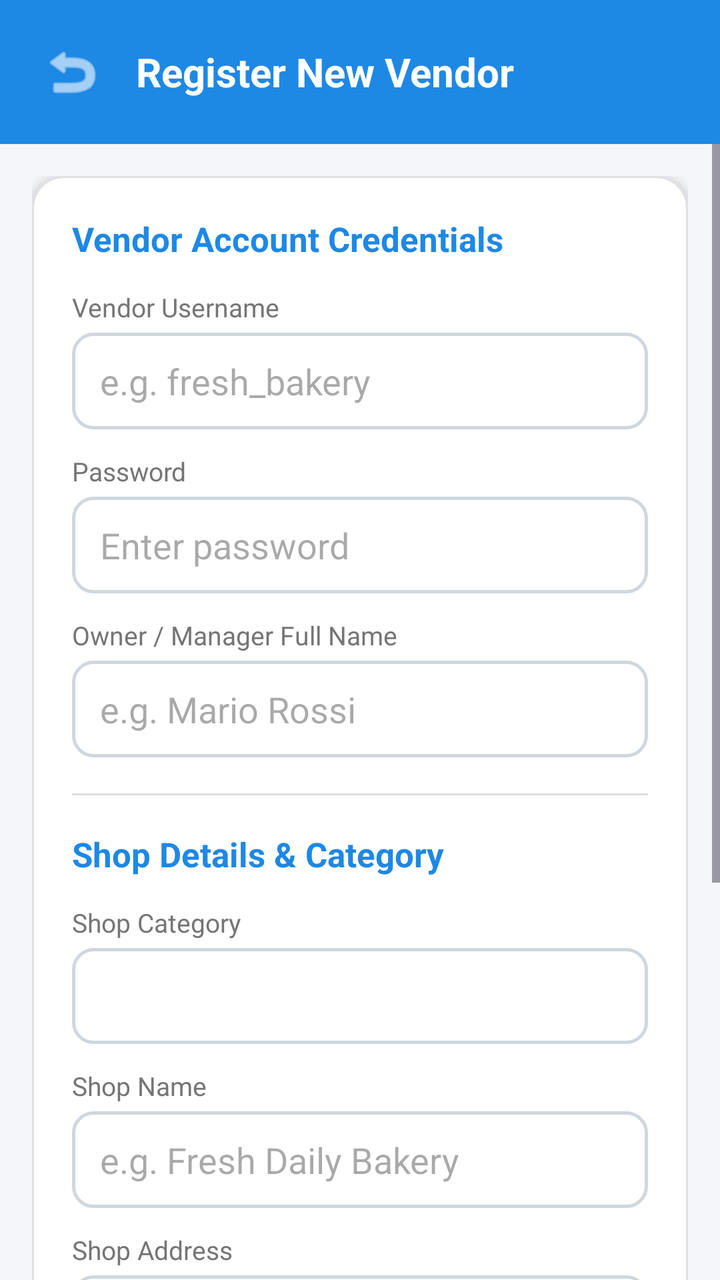
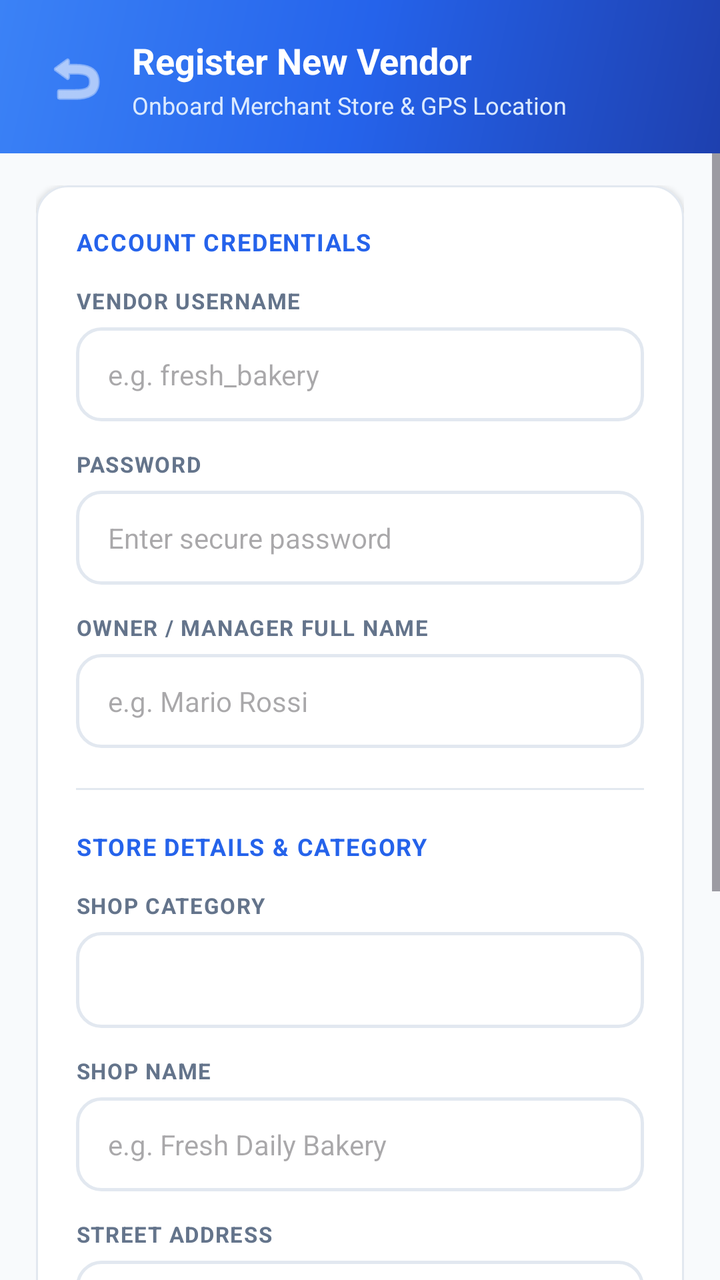

Two renders of the same Android screen: before a commit and after it. Below are the layout's source before the change and the commit's diff.
<!-- AndroidManifest.xml: application theme Theme.LocalVendorDelivery -->
<!-- res/layout/activity_admin_register_vendor.xml -->
<?xml version="1.0" encoding="utf-8"?>
<LinearLayout xmlns:android="http://schemas.android.com/apk/res/android"
    xmlns:app="http://schemas.android.com/apk/res-auto"
    android:layout_width="match_parent"
    android:layout_height="match_parent"
    android:orientation="vertical"
    android:background="@color/colorBackground">

    
    <LinearLayout
        android:layout_width="match_parent"
        android:layout_height="wrap_content"
        android:orientation="horizontal"
        android:background="@color/colorPrimary"
        android:padding="16dp"
        android:gravity="center_vertical">

        <ImageButton
            android:id="@+id/btnBack"
            android:layout_width="40dp"
            android:layout_height="40dp"
            android:background="?attr/selectableItemBackgroundBorderless"
            android:src="@android:drawable/ic_menu_revert"
            app:tint="#FFFFFF"
            android:contentDescription="Back" />

        <TextView
            android:layout_width="wrap_content"
            android:layout_height="wrap_content"
            android:text="Register New Vendor"
            android:textColor="#FFFFFF"
            android:textSize="20sp"
            android:textStyle="bold"
            android:layout_marginStart="12dp" />
    </LinearLayout>

    <ScrollView
        android:layout_width="match_parent"
        android:layout_height="match_parent">

        <LinearLayout
            android:layout_width="match_parent"
            android:layout_height="wrap_content"
            android:orientation="vertical"
            android:padding="16dp">

            <com.google.android.material.card.MaterialCardView
                android:layout_width="match_parent"
                android:layout_height="wrap_content"
                app:cardCornerRadius="16dp"
                app:cardElevation="3dp"
                app:cardBackgroundColor="#FFFFFF"
                app:strokeColor="@color/dividerColor"
                app:strokeWidth="1dp">

                <LinearLayout
                    android:layout_width="match_parent"
                    android:layout_height="wrap_content"
                    android:orientation="vertical"
                    android:padding="20dp">

                    <TextView
                        android:layout_width="wrap_content"
                        android:layout_height="wrap_content"
                        android:text="Vendor Account Credentials"
                        android:textSize="17sp"
                        android:textStyle="bold"
                        android:textColor="@color/colorPrimary"
                        android:layout_marginBottom="14dp" />

                    <TextView
                        android:layout_width="wrap_content"
                        android:layout_height="wrap_content"
                        android:text="Vendor Username"
                        android:textSize="13sp"
                        android:textColor="@color/colorTextSecondary"
                        android:layout_marginBottom="4dp" />

                    <EditText
                        android:id="@+id/etVendorUsername"
                        android:layout_width="match_parent"
                        android:layout_height="wrap_content"
                        android:hint="e.g. fresh_bakery"
                        android:background="@drawable/bg_edit_text"
                        android:inputType="text"
                        android:layout_marginBottom="12dp" />

                    <TextView
                        android:layout_width="wrap_content"
                        android:layout_height="wrap_content"
                        android:text="Password"
                        android:textSize="13sp"
                        android:textColor="@color/colorTextSecondary"
                        android:layout_marginBottom="4dp" />

                    <EditText
                        android:id="@+id/etVendorPassword"
                        android:layout_width="match_parent"
                        android:layout_height="wrap_content"
                        android:hint="Enter password"
                        android:background="@drawable/bg_edit_text"
                        android:inputType="textPassword"
                        android:layout_marginBottom="12dp" />

                    <TextView
                        android:layout_width="wrap_content"
                        android:layout_height="wrap_content"
                        android:text="Owner / Manager Full Name"
                        android:textSize="13sp"
                        android:textColor="@color/colorTextSecondary"
                        android:layout_marginBottom="4dp" />

                    <EditText
                        android:id="@+id/etVendorFullName"
                        android:layout_width="match_parent"
                        android:layout_height="wrap_content"
                        android:hint="e.g. Mario Rossi"
                        android:background="@drawable/bg_edit_text"
                        android:inputType="textPersonName"
                        android:layout_marginBottom="18dp" />

                    <View
                        android:layout_width="match_parent"
                        android:layout_height="1dp"
                        android:background="@color/dividerColor"
                        android:layout_marginBottom="18dp" />

                    <TextView
                        android:layout_width="wrap_content"
                        android:layout_height="wrap_content"
                        android:text="Shop Details &amp; Category"
                        android:textSize="17sp"
                        android:textStyle="bold"
                        android:textColor="@color/colorPrimary"
                        android:layout_marginBottom="14dp" />

                    <TextView
                        android:layout_width="wrap_content"
                        android:layout_height="wrap_content"
                        android:text="Shop Category"
                        android:textSize="13sp"
                        android:textColor="@color/colorTextSecondary"
                        android:layout_marginBottom="4dp" />

                    <Spinner
                        android:id="@+id/spnVendorCategory"
                        android:layout_width="match_parent"
                        android:layout_height="48dp"
                        android:background="@drawable/bg_edit_text"
                        android:layout_marginBottom="12dp" />

                    <TextView
                        android:layout_width="wrap_content"
                        android:layout_height="wrap_content"
                        android:text="Shop Name"
                        android:textSize="13sp"
                        android:textColor="@color/colorTextSecondary"
                        android:layout_marginBottom="4dp" />

                    <EditText
                        android:id="@+id/etShopName"
                        android:layout_width="match_parent"
                        android:layout_height="wrap_content"
                        android:hint="e.g. Fresh Daily Bakery"
                        android:background="@drawable/bg_edit_text"
                        android:inputType="text"
                        android:layout_marginBottom="12dp" />

                    <TextView
                        android:layout_width="wrap_content"
                        android:layout_height="wrap_content"
                        android:text="Shop Address"
                        android:textSize="13sp"
                        android:textColor="@color/colorTextSecondary"
                        android:layout_marginBottom="4dp" />

                    <EditText
                        android:id="@+id/etShopAddress"
                        android:layout_width="match_parent"
                        android:layout_height="wrap_content"
                        android:hint="e.g. 14th Main St, Sector 2"
                        android:background="@drawable/bg_edit_text"
                        android:inputType="text"
                        android:layout_marginBottom="12dp" />

                    <LinearLayout
                        android:layout_width="match_parent"
                        android:layout_height="wrap_content"
                        android:orientation="horizontal"
                        android:layout_marginBottom="16dp">

                        <LinearLayout
                            android:layout_width="0dp"
                            android:layout_height="wrap_content"
                            android:layout_weight="1"
                            android:orientation="vertical"
                            android:layout_marginEnd="6dp">

                            <TextView
                                android:layout_width="wrap_content"
                                android:layout_height="wrap_content"
                                android:text="Latitude"
                                android:textSize="13sp"
                                android:textColor="@color/colorTextSecondary"
                                android:layout_marginBottom="4dp" />

                            <EditText
                                android:id="@+id/etShopLat"
                                android:layout_width="match_parent"
                                android:layout_height="wrap_content"
                                android:hint="12.9716"
                                android:background="@drawable/bg_edit_text"
                                android:inputType="numberDecimal|numberSigned" />
                        </LinearLayout>

                        <LinearLayout
                            android:layout_width="0dp"
                            android:layout_height="wrap_content"
                            android:layout_weight="1"
                            android:orientation="vertical"
                            android:layout_marginStart="6dp">

                            <TextView
                                android:layout_width="wrap_content"
                                android:layout_height="wrap_content"
                                android:text="Longitude"
                                android:textSize="13sp"
                                android:textColor="@color/colorTextSecondary"
                                android:layout_marginBottom="4dp" />

                            <EditText
                                android:id="@+id/etShopLng"
                                android:layout_width="match_parent"
                                android:layout_height="wrap_content"
                                android:hint="77.5946"
                                android:background="@drawable/bg_edit_text"
                                android:inputType="numberDecimal|numberSigned" />
                        </LinearLayout>
                    </LinearLayout>

                    <Button
                        android:id="@+id/btnQuickCoords"
                        android:layout_width="match_parent"
                        android:layout_height="wrap_content"
                        android:text="📍 Use Current / Default Coordinates"
                        style="@style/Widget.MaterialComponents.Button.OutlinedButton"
                        android:layout_marginBottom="16dp" />

                    <Button
                        android:id="@+id/btnSubmitRegisterVendor"
                        android:layout_width="match_parent"
                        android:layout_height="54dp"
                        android:text="Register Vendor Shop"
                        android:textSize="16sp"
                        android:textStyle="bold"
                        app:cornerRadius="10dp" />

                </LinearLayout>
            </com.google.android.material.card.MaterialCardView>

        </LinearLayout>
    </ScrollView>

</LinearLayout>
<!-- resources referenced by this layout -->
<resources>
  <color name="colorBackground">#F4F6F9</color>
  <color name="colorPrimary">#1E88E5</color>
  <color name="colorTextSecondary">#757575</color>
  <color name="dividerColor">#E0E0E0</color>
  <!-- drawable bg_edit_text (drawable) -->
  <?xml version="1.0" encoding="utf-8"?>
  <shape xmlns:android="http://schemas.android.com/apk/res/android"
      android:shape="rectangle">
      <solid android:color="#FFFFFF" />
      <stroke
          android:width="1.5dp"
          android:color="#D0D7DE" />
      <corners android:radius="10dp" />
      <padding
          android:bottom="12dp"
          android:left="14dp"
          android:right="14dp"
          android:top="12dp" />
  </shape>
  <style name="Theme.LocalVendorDelivery" parent="Base.Theme.LocalVendorDelivery" />
  <style name="Base.Theme.LocalVendorDelivery" parent="Theme.Material3.DayNight.NoActionBar">
          <item name="colorPrimary">@color/colorPrimary</item>
          <item name="colorPrimaryDark">@color/colorPrimaryDark</item>
          <item name="colorAccent">@color/colorAccent</item>
      </style>
  <color name="colorPrimaryDark">#1565C0</color>
  <color name="colorAccent">#FF9800</color>
</resources>

<!-- the commit's change to res/layout/activity_admin_register_vendor.xml (unified diff, before → after) -->
@@ -11,8 +11,11 @@
         android:layout_width="match_parent"
         android:layout_height="wrap_content"
         android:orientation="horizontal"
-        android:background="@color/colorPrimary"
-        android:padding="16dp"
+        android:background="@drawable/bg_header_gradient"
+        android:paddingStart="18dp"
+        android:paddingTop="18dp"
+        android:paddingEnd="18dp"
+        android:paddingBottom="16dp"
         android:gravity="center_vertical">
 
         <ImageButton
@@ -24,32 +27,51 @@
             app:tint="#FFFFFF"
             android:contentDescription="Back" />
 
-        <TextView
-            android:layout_width="wrap_content"
+        <LinearLayout
+            android:layout_width="0dp"
             android:layout_height="wrap_content"
-            android:text="Register New Vendor"
-            android:textColor="#FFFFFF"
-            android:textSize="20sp"
-            android:textStyle="bold"
-            android:layout_marginStart="12dp" />
+            android:layout_weight="1"
+            android:orientation="vertical"
+            android:layout_marginStart="8dp">
+
+            <TextView
+                android:layout_width="wrap_content"
+                android:layout_height="wrap_content"
+                android:text="Register New Vendor"
+                android:textColor="#FFFFFF"
+                android:textSize="18sp"
+                android:textStyle="bold" />
+
+            <TextView
+                android:layout_width="wrap_content"
+                android:layout_height="wrap_content"
+                android:text="Onboard Merchant Store &amp; GPS Location"
+                android:textColor="#DBEAFE"
+                android:textSize="12sp"
+                android:layout_marginTop="2dp" />
+        </LinearLayout>
     </LinearLayout>
 
     <ScrollView
         android:layout_width="match_parent"
-        android:layout_height="match_parent">
+        android:layout_height="match_parent"
+        android:fillViewport="true">
 
         <LinearLayout
             android:layout_width="match_parent"
             android:layout_height="wrap_content"
             android:orientation="vertical"
-            android:padding="16dp">
+            android:paddingStart="18dp"
+            android:paddingTop="16dp"
+            android:paddingEnd="18dp"
+            android:paddingBottom="24dp">
 
             <com.google.android.material.card.MaterialCardView
                 android:layout_width="match_parent"
                 android:layout_height="wrap_content"
                 app:cardCornerRadius="16dp"
-                app:cardElevation="3dp"
-                app:cardBackgroundColor="#FFFFFF"
+                app:cardElevation="2dp"
+                app:cardBackgroundColor="@color/colorSurface"
                 app:strokeColor="@color/dividerColor"
                 app:strokeWidth="1dp">
 
@@ -62,19 +84,22 @@
                     <TextView
                         android:layout_width="wrap_content"
                         android:layout_height="wrap_content"
-                        android:text="Vendor Account Credentials"
-                        android:textSize="17sp"
-                        android:textStyle="bold"
+                        android:text="ACCOUNT CREDENTIALS"
+                        android:textSize="12sp"
+                        android:textStyle="bold"
+                        android:letterSpacing="0.05"
                         android:textColor="@color/colorPrimary"
                         android:layout_marginBottom="14dp" />
 
                     <TextView
                         android:layout_width="wrap_content"
                         android:layout_height="wrap_content"
-                        android:text="Vendor Username"
-                        android:textSize="13sp"
-                        android:textColor="@color/colorTextSecondary"
-                        android:layout_marginBottom="4dp" />
+                        android:text="VENDOR USERNAME"
+                        android:textSize="11sp"
+                        android:textStyle="bold"
+                        android:letterSpacing="0.05"
+                        android:textColor="@color/colorTextSecondary"
+                        android:layout_marginBottom="6dp" />
 
                     <EditText
                         android:id="@+id/etVendorUsername"
@@ -83,32 +108,40 @@
                         android:hint="e.g. fresh_bakery"
                         android:background="@drawable/bg_edit_text"
                         android:inputType="text"
-                        android:layout_marginBottom="12dp" />
-
-                    <TextView
-                        android:layout_width="wrap_content"
-                        android:layout_height="wrap_content"
-                        android:text="Password"
-                        android:textSize="13sp"
-                        android:textColor="@color/colorTextSecondary"
-                        android:layout_marginBottom="4dp" />
+                        android:textColor="@color/colorTextPrimary"
+                        android:textSize="14sp"
+                        android:layout_marginBottom="14dp" />
+
+                    <TextView
+                        android:layout_width="wrap_content"
+                        android:layout_height="wrap_content"
+                        android:text="PASSWORD"
+                        android:textSize="11sp"
+                        android:textStyle="bold"
+                        android:letterSpacing="0.05"
+                        android:textColor="@color/colorTextSecondary"
+                        android:layout_marginBottom="6dp" />
 
                     <EditText
                         android:id="@+id/etVendorPassword"
                         android:layout_width="match_parent"
                         android:layout_height="wrap_content"
-                        android:hint="Enter password"
+                        android:hint="Enter secure password"
                         android:background="@drawable/bg_edit_text"
                         android:inputType="textPassword"
-                        android:layout_marginBottom="12dp" />
-
-                    <TextView
-                        android:layout_width="wrap_content"
-                        android:layout_height="wrap_content"
-                        android:text="Owner / Manager Full Name"
-                        android:textSize="13sp"
-                        android:textColor="@color/colorTextSecondary"
-                        android:layout_marginBottom="4dp" />
+                        android:textColor="@color/colorTextPrimary"
+                        android:textSize="14sp"
+                        android:layout_marginBottom="14dp" />
+
+                    <TextView
+                        android:layout_width="wrap_content"
+                        android:layout_height="wrap_content"
+                        android:text="OWNER / MANAGER FULL NAME"
+                        android:textSize="11sp"
+                        android:textStyle="bold"
+                        android:letterSpacing="0.05"
+                        android:textColor="@color/colorTextSecondary"
+                        android:layout_marginBottom="6dp" />
 
                     <EditText
                         android:id="@+id/etVendorFullName"
@@ -117,45 +150,52 @@
                         android:hint="e.g. Mario Rossi"
                         android:background="@drawable/bg_edit_text"
                         android:inputType="textPersonName"
-                        android:layout_marginBottom="18dp" />
+                        android:textColor="@color/colorTextPrimary"
+                        android:textSize="14sp"
+                        android:layout_marginBottom="20dp" />
 
                     <View
                         android:layout_width="match_parent"
                         android:layout_height="1dp"
                         android:background="@color/dividerColor"
-                        android:layout_marginBottom="18dp" />
-
-                    <TextView
-                        android:layout_width="wrap_content"
-                        android:layout_height="wrap_content"
-                        android:text="Shop Details &amp; Category"
-                        android:textSize="17sp"
-                        android:textStyle="bold"
+                        android:layout_marginBottom="20dp" />
+
+                    <TextView
+                        android:layout_width="wrap_content"
+                        android:layout_height="wrap_content"
+                        android:text="STORE DETAILS &amp; CATEGORY"
+                        android:textSize="12sp"
+                        android:textStyle="bold"
+                        android:letterSpacing="0.05"
                         android:textColor="@color/colorPrimary"
                         android:layout_marginBottom="14dp" />
 
                     <TextView
                         android:layout_width="wrap_content"
                         android:layout_height="wrap_content"
-                        android:text="Shop Category"
-                        android:textSize="13sp"
-                        android:textColor="@color/colorTextSecondary"
-                        android:layout_marginBottom="4dp" />
+                        android:text="SHOP CATEGORY"
+                        android:textSize="11sp"
+                        android:textStyle="bold"
+                        android:letterSpacing="0.05"
+                        android:textColor="@color/colorTextSecondary"
+                        android:layout_marginBottom="6dp" />
 
                     <Spinner
                         android:id="@+id/spnVendorCategory"
                         android:layout_width="match_parent"
                         android:layout_height="48dp"
                         android:background="@drawable/bg_edit_text"
-                        android:layout_marginBottom="12dp" />
-
-                    <TextView
-                        android:layout_width="wrap_content"
-                        android:layout_height="wrap_content"
-                        android:text="Shop Name"
-                        android:textSize="13sp"
-                        android:textColor="@color/colorTextSecondary"
-                        android:layout_marginBottom="4dp" />
+                        android:layout_marginBottom="14dp" />
+
+                    <TextView
+                        android:layout_width="wrap_content"
+                        android:layout_height="wrap_content"
+                        android:text="SHOP NAME"
+                        android:textSize="11sp"
+                        android:textStyle="bold"
+                        android:letterSpacing="0.05"
+                        android:textColor="@color/colorTextSecondary"
+                        android:layout_marginBottom="6dp" />
 
                     <EditText
                         android:id="@+id/etShopName"
@@ -164,15 +204,19 @@
                         android:hint="e.g. Fresh Daily Bakery"
                         android:background="@drawable/bg_edit_text"
                         android:inputType="text"
-                        android:layout_marginBottom="12dp" />
-
-                    <TextView
-                        android:layout_width="wrap_content"
-                        android:layout_height="wrap_content"
-                        android:text="Shop Address"
-                        android:textSize="13sp"
-                        android:textColor="@color/colorTextSecondary"
-                        android:layout_marginBottom="4dp" />
+                        android:textColor="@color/colorTextPrimary"
+                        android:textSize="14sp"
+                        android:layout_marginBottom="14dp" />
+
+                    <TextView
+                        android:layout_width="wrap_content"
+                        android:layout_height="wrap_content"
+                        android:text="STREET ADDRESS"
+                        android:textSize="11sp"
+                        android:textStyle="bold"
+                        android:letterSpacing="0.05"
+                        android:textColor="@color/colorTextSecondary"
+                        android:layout_marginBottom="6dp" />
 
                     <EditText
                         android:id="@+id/etShopAddress"
@@ -181,7 +225,9 @@
                         android:hint="e.g. 14th Main St, Sector 2"
                         android:background="@drawable/bg_edit_text"
                         android:inputType="text"
-                        android:layout_marginBottom="12dp" />
+                        android:textColor="@color/colorTextPrimary"
+                        android:textSize="14sp"
+                        android:layout_marginBottom="14dp" />
 
                     <LinearLayout
                         android:layout_width="match_parent"
@@ -199,10 +245,12 @@
                             <TextView
                                 android:layout_width="wrap_content"
                                 android:layout_height="wrap_content"
-                                android:text="Latitude"
-                                android:textSize="13sp"
+                                android:text="LATITUDE"
+                                android:textSize="11sp"
+                                android:textStyle="bold"
+                                android:letterSpacing="0.05"
                                 android:textColor="@color/colorTextSecondary"
-                                android:layout_marginBottom="4dp" />
+                                android:layout_marginBottom="6dp" />
 
                             <EditText
                                 android:id="@+id/etShopLat"
@@ -210,7 +258,9 @@
                                 android:layout_height="wrap_content"
                                 android:hint="12.9716"
                                 android:background="@drawable/bg_edit_text"
-                                android:inputType="numberDecimal|numberSigned" />
+                                android:inputType="numberDecimal|numberSigned"
+                                android:textColor="@color/colorTextPrimary"
+                                android:textSize="14sp" />
                         </LinearLayout>
 
                         <LinearLayout
@@ -223,10 +273,12 @@
                             <TextView
                                 android:layout_width="wrap_content"
                                 android:layout_height="wrap_content"
-                                android:text="Longitude"
-                                android:textSize="13sp"
+                                android:text="LONGITUDE"
+                                android:textSize="11sp"
+                                android:textStyle="bold"
+                                android:letterSpacing="0.05"
                                 android:textColor="@color/colorTextSecondary"
-                                android:layout_marginBottom="4dp" />
+                                android:layout_marginBottom="6dp" />
 
                             <EditText
                                 android:id="@+id/etShopLng"
@@ -234,26 +286,33 @@
                                 android:layout_height="wrap_content"
                                 android:hint="77.5946"
                                 android:background="@drawable/bg_edit_text"
-                                android:inputType="numberDecimal|numberSigned" />
+                                android:inputType="numberDecimal|numberSigned"
+                                android:textColor="@color/colorTextPrimary"
+                                android:textSize="14sp" />
                         </LinearLayout>
                     </LinearLayout>
 
                     <Button
                         android:id="@+id/btnQuickCoords"
                         android:layout_width="match_parent"
-                        android:layout_height="wrap_content"
-                        android:text="📍 Use Current / Default Coordinates"
+                        android:layout_height="46dp"
+                        android:text="📍 Detect Current GPS Coordinates"
                         style="@style/Widget.MaterialComponents.Button.OutlinedButton"
-                        android:layout_marginBottom="16dp" />
+                        android:textColor="@color/colorPrimary"
+                        app:strokeColor="@color/colorPrimary"
+                        app:cornerRadius="10dp"
+                        android:layout_marginBottom="20dp" />
 
                     <Button
                         android:id="@+id/btnSubmitRegisterVendor"
                         android:layout_width="match_parent"
-                        android:layout_height="54dp"
+                        android:layout_height="52dp"
                         android:text="Register Vendor Shop"
-                        android:textSize="16sp"
-                        android:textStyle="bold"
-                        app:cornerRadius="10dp" />
+                        android:textSize="15sp"
+                        android:textStyle="bold"
+                        android:backgroundTint="@color/colorPrimary"
+                        app:cornerRadius="12dp"
+                        app:elevation="0dp" />
 
                 </LinearLayout>
             </com.google.android.material.card.MaterialCardView>
<!-- resource entries referenced after the edit -->
@@ -1,9 +1,11 @@
 <!-- resources referenced by this layout -->
 <resources>
-  <color name="colorBackground">#F4F6F9</color>
-  <color name="colorPrimary">#1E88E5</color>
-  <color name="colorTextSecondary">#757575</color>
-  <color name="dividerColor">#E0E0E0</color>
+  <color name="colorBackground">#F8FAFC</color>
+  <color name="colorPrimary">#2563EB</color>
+  <color name="colorSurface">#FFFFFF</color>
+  <color name="colorTextPrimary">#0F172A</color>
+  <color name="colorTextSecondary">#64748B</color>
+  <color name="dividerColor">#E2E8F0</color>
   <!-- drawable bg_edit_text (drawable) -->
   <?xml version="1.0" encoding="utf-8"?>
   <shape xmlns:android="http://schemas.android.com/apk/res/android"
@@ -11,21 +13,36 @@
       <solid android:color="#FFFFFF" />
       <stroke
           android:width="1.5dp"
-          android:color="#D0D7DE" />
-      <corners android:radius="10dp" />
+          android:color="@color/dividerColor" />
+      <corners android:radius="12dp" />
       <padding
-          android:bottom="12dp"
-          android:left="14dp"
-          android:right="14dp"
-          android:top="12dp" />
+          android:bottom="14dp"
+          android:left="16dp"
+          android:right="16dp"
+          android:top="14dp" />
+  </shape>
+  <!-- drawable bg_header_gradient (drawable) -->
+  <?xml version="1.0" encoding="utf-8"?>
+  <shape xmlns:android="http://schemas.android.com/apk/res/android"
+      android:shape="rectangle">
+      <gradient
+          android:angle="135"
+          android:startColor="#1E40AF"
+          android:centerColor="#2563EB"
+          android:endColor="#3B82F6"
+          android:type="linear" />
   </shape>
   <style name="Theme.LocalVendorDelivery" parent="Base.Theme.LocalVendorDelivery" />
   <style name="Base.Theme.LocalVendorDelivery" parent="Theme.Material3.DayNight.NoActionBar">
           <item name="colorPrimary">@color/colorPrimary</item>
           <item name="colorPrimaryDark">@color/colorPrimaryDark</item>
           <item name="colorAccent">@color/colorAccent</item>
+          <item name="android:colorBackground">@color/colorBackground</item>
+          <item name="android:windowBackground">@color/colorBackground</item>
+          <item name="android:statusBarColor">@color/colorPrimaryDark</item>
+          <item name="android:navigationBarColor">#FFFFFF</item>
       </style>
-  <color name="colorPrimaryDark">#1565C0</color>
-  <color name="colorAccent">#FF9800</color>
+  <color name="colorPrimaryDark">#1D4ED8</color>
+  <color name="colorAccent">#F97316</color>
 </resources>
 
